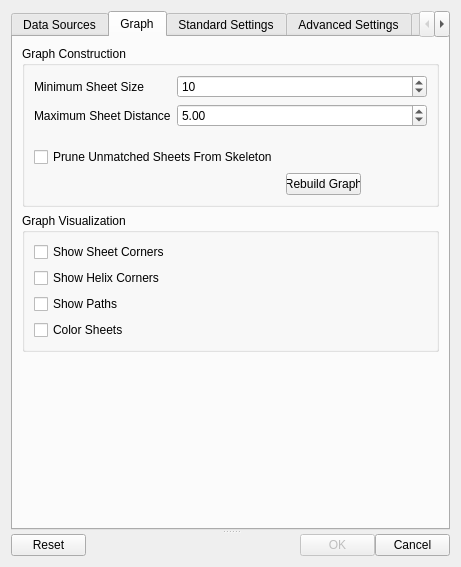
Qt form Gorgon/src_ui/ui_dialog_sse_helix_correspondence_finder.ui (GorgonCryoEM/Gorgon) before a commit.
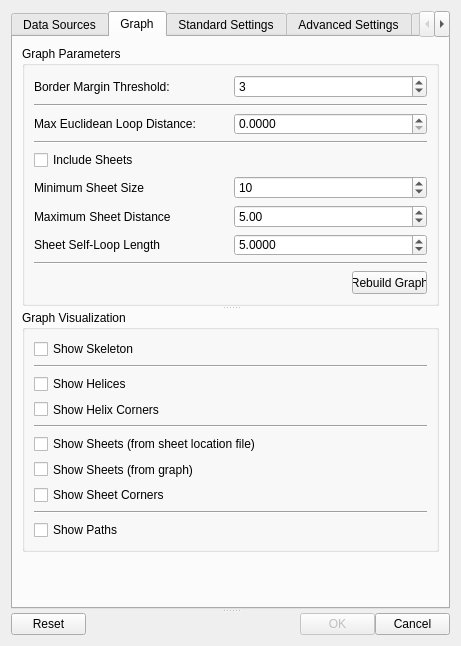
The same form after that commit. The open tabs and pages were chosen to show the change.

Commit message: Rearranging parameters for sheet matching

```diff
--- a/Gorgon/src_ui/ui_dialog_sse_helix_correspondence_finder.ui
+++ b/Gorgon/src_ui/ui_dialog_sse_helix_correspondence_finder.ui
@@ -5,8 +5,8 @@
    <rect>
     <x>0</x>
     <y>0</y>
-    <width>345</width>
-    <height>567</height>
+    <width>445</width>
+    <height>646</height>
    </rect>
   </property>
   <property name="sizePolicy" >
@@ -24,7 +24,7 @@
   <property name="maximumSize" >
    <size>
     <width>999999</width>
-    <height>567</height>
+    <height>999999</height>
    </size>
   </property>
   <property name="windowTitle" >
@@ -73,11 +73,6 @@
        </attribute>
        <layout class="QVBoxLayout" name="verticalLayout" >
         <item>
-         <widget class="QSplitter" name="splitter_3" >
-          <property name="orientation" >
-           <enum>Qt::Vertical</enum>
-          </property>
-          <widget class="QWidget" name="layoutWidget" >
            <layout class="QGridLayout" name="gridLayout" >
             <property name="sizeConstraint" >
              <enum>QLayout::SetNoConstraint</enum>
@@ -230,8 +225,6 @@
              </widget>
             </item>
            </layout>
-          </widget>
-         </widget>
         </item>
         <item>
          <spacer name="verticalSpacer_2" >
@@ -252,10 +245,12 @@
        <attribute name="title" >
         <string>Graph</string>
        </attribute>
-       <layout class="QVBoxLayout" name="verticalLayout_6" >
+       <layout class="QVBoxLayout" name="verticalLayout_2" >
         <item>
-         <layout class="QVBoxLayout" name="verticalLayout_5" >
-          <item>
+         <widget class="QSplitter" name="splitter_9" >
+          <property name="orientation" >
+           <enum>Qt::Vertical</enum>
+          </property>
            <widget class="QGroupBox" name="groupBox_3" >
             <property name="sizePolicy" >
              <sizepolicy vsizetype="Preferred" hsizetype="Preferred" >
@@ -276,12 +271,87 @@
              </size>
             </property>
             <property name="title" >
-             <string>Graph Construction</string>
-            </property>
-            <layout class="QGridLayout" name="gridLayout_5" >
+            <string>Graph Parameters</string>
+           </property>
+           <layout class="QGridLayout" name="gridLayout_4" >
              <item row="0" column="0" >
-              <layout class="QFormLayout" name="formLayout" >
+             <layout class="QGridLayout" name="gridLayout_3" >
                <item row="0" column="0" >
+               <widget class="QLabel" name="label_14" >
+                <property name="text" >
+                 <string>Border Margin Threshold:</string>
+                </property>
+               </widget>
+              </item>
+              <item row="0" column="1" >
+               <widget class="QSpinBox" name="spinBoxBorderMarginThreshold" >
+                <property name="sizePolicy" >
+                 <sizepolicy vsizetype="Fixed" hsizetype="Preferred" >
+                  <horstretch>0</horstretch>
+                  <verstretch>0</verstretch>
+                 </sizepolicy>
+                </property>
+                <property name="value" >
+                 <number>3</number>
+                </property>
+               </widget>
+              </item>
+              <item row="2" column="0" >
+               <widget class="QLabel" name="label_6" >
+                <property name="toolTip" >
+                 <string>The maximum euclidean distance between possibly connected helices even if they are not connected in the skeleton</string>
+                </property>
+                <property name="statusTip" >
+                 <string>The maximum euclidean distance between possibly connected helices even if they are not connected in the skeleton</string>
+                </property>
+                <property name="whatsThis" >
+                 <string>The maximum euclidean distance between possibly connected helices even if they are not connected in the skeleton</string>
+                </property>
+                <property name="text" >
+                 <string>Max Euclidean Loop Distance:</string>
+                </property>
+               </widget>
+              </item>
+              <item row="2" column="1" >
+               <widget class="QDoubleSpinBox" name="doubleSpinBoxEuclideanDistance" >
+                <property name="decimals" >
+                 <number>4</number>
+                </property>
+                <property name="maximum" >
+                 <double>999999999.999899983406067</double>
+                </property>
+                <property name="value" >
+                 <double>0.000000000000000</double>
+                </property>
+               </widget>
+              </item>
+              <item row="5" column="0" colspan="2" >
+               <widget class="QCheckBox" name="checkBoxPruneSkeleton" >
+                <property name="sizePolicy" >
+                 <sizepolicy vsizetype="Fixed" hsizetype="MinimumExpanding" >
+                  <horstretch>0</horstretch>
+                  <verstretch>0</verstretch>
+                 </sizepolicy>
+                </property>
+                <property name="minimumSize" >
+                 <size>
+                  <width>211</width>
+                  <height>0</height>
+                 </size>
+                </property>
+                <property name="text" >
+                 <string>Include Sheets</string>
+                </property>
+                <property name="tristate" >
+                 <bool>false</bool>
+                </property>
+               </widget>
+              </item>
+              <item row="6" column="0" >
+               <widget class="QSplitter" name="splitter_3" >
+                <property name="orientation" >
+                 <enum>Qt::Horizontal</enum>
+                </property>
                 <widget class="QLabel" name="label_15" >
                  <property name="sizePolicy" >
                   <sizepolicy vsizetype="Preferred" hsizetype="MinimumExpanding" >
@@ -291,7 +361,7 @@
                  </property>
                  <property name="minimumSize" >
                   <size>
-                   <width>101</width>
+                   <width>120</width>
                    <height>0</height>
                   </size>
                  </property>
@@ -308,8 +378,9 @@
                   <string>Minimum Sheet Size</string>
                  </property>
                 </widget>
-               </item>
-               <item row="0" column="1" >
+               </widget>
+              </item>
+              <item row="6" column="1" >
                 <widget class="QSpinBox" name="spinBoxMinSheetSize" >
                  <property name="sizePolicy" >
                   <sizepolicy vsizetype="Fixed" hsizetype="MinimumExpanding" >
@@ -331,7 +402,11 @@
                  </property>
                 </widget>
                </item>
-               <item row="1" column="0" >
+              <item row="7" column="0" >
+               <widget class="QSplitter" name="splitter_5" >
+                <property name="orientation" >
+                 <enum>Qt::Horizontal</enum>
+                </property>
                 <widget class="QLabel" name="label_16" >
                  <property name="sizePolicy" >
                   <sizepolicy vsizetype="Preferred" hsizetype="MinimumExpanding" >
@@ -341,8 +416,8 @@
                  </property>
                  <property name="minimumSize" >
                   <size>
-                   <width>119</width>
-                   <height>20</height>
+                   <width>120</width>
+                   <height>0</height>
                   </size>
                  </property>
                  <property name="toolTip" >
@@ -358,8 +433,9 @@
                   <string>Maximum Sheet Distance</string>
                  </property>
                 </widget>
-               </item>
-               <item row="1" column="1" >
+               </widget>
+              </item>
+              <item row="7" column="1" >
                 <widget class="QDoubleSpinBox" name="doubleSpinBoxMaxSheetDistance" >
                  <property name="sizePolicy" >
                   <sizepolicy vsizetype="Fixed" hsizetype="MinimumExpanding" >
@@ -390,31 +466,53 @@
                  </property>
                 </widget>
                </item>
-              </layout>
-             </item>
-             <item row="1" column="0" >
-              <widget class="QCheckBox" name="checkBoxPruneSkeleton" >
+              <item row="8" column="0" >
+               <widget class="QSplitter" name="splitter_8" >
+                <property name="orientation" >
+                 <enum>Qt::Horizontal</enum>
+                </property>
+                <widget class="QLabel" name="label_21" >
                <property name="sizePolicy" >
-                <sizepolicy vsizetype="Fixed" hsizetype="MinimumExpanding" >
+                  <sizepolicy vsizetype="Preferred" hsizetype="MinimumExpanding" >
                  <horstretch>0</horstretch>
                  <verstretch>0</verstretch>
                 </sizepolicy>
                </property>
                <property name="minimumSize" >
                 <size>
-                 <width>211</width>
+                   <width>120</width>
                  <height>0</height>
                 </size>
                </property>
                <property name="text" >
-                <string>Prune Unmatched Sheets From Skeleton</string>
-               </property>
-               <property name="tristate" >
-                <bool>false</bool>
-               </property>
-              </widget>
-             </item>
-             <item row="2" column="0" >
+                  <string>Sheet Self-Loop Length</string>
+                 </property>
+                </widget>
+               </widget>
+              </item>
+              <item row="8" column="1" >
+               <widget class="QDoubleSpinBox" name="doubleSpinBoxSheetSelfLoopLength" >
+                <property name="sizePolicy" >
+                 <sizepolicy vsizetype="Fixed" hsizetype="Preferred" >
+                  <horstretch>0</horstretch>
+                  <verstretch>0</verstretch>
+                 </sizepolicy>
+                </property>
+                <property name="text" stdset="0" >
+                 <string>5.0000</string>
+                </property>
+                <property name="decimals" >
+                 <number>4</number>
+                </property>
+                <property name="maximum" >
+                 <double>999999999.999899983406067</double>
+                </property>
+                <property name="value" >
+                 <double>5.000000000000000</double>
+                </property>
+               </widget>
+              </item>
+              <item row="10" column="0" colspan="2" >
               <layout class="QHBoxLayout" name="horizontalLayout" >
                <item>
                 <spacer name="horizontalSpacer" >
@@ -422,7 +520,7 @@
                   <enum>Qt::Horizontal</enum>
                  </property>
                  <property name="sizeType" >
-                  <enum>QSizePolicy::Preferred</enum>
+                   <enum>QSizePolicy::MinimumExpanding</enum>
                  </property>
                  <property name="sizeHint" stdset="0" >
                   <size>
@@ -438,11 +536,17 @@
                   <bool>true</bool>
                  </property>
                  <property name="sizePolicy" >
-                  <sizepolicy vsizetype="Fixed" hsizetype="Preferred" >
+                   <sizepolicy vsizetype="Fixed" hsizetype="Minimum" >
                    <horstretch>0</horstretch>
                    <verstretch>0</verstretch>
                   </sizepolicy>
                  </property>
+                  <property name="minimumSize" >
+                   <size>
+                    <width>0</width>
+                    <height>23</height>
+                   </size>
+                  </property>
                  <property name="maximumSize" >
                   <size>
                    <width>75</width>
@@ -456,10 +560,31 @@
                </item>
               </layout>
              </item>
-            </layout>
-           </widget>
-          </item>
-          <item>
+              <item row="1" column="0" colspan="2" >
+               <widget class="Line" name="line_5" >
+                <property name="orientation" >
+                 <enum>Qt::Horizontal</enum>
+                </property>
+               </widget>
+              </item>
+              <item row="4" column="0" colspan="2" >
+               <widget class="Line" name="line_4" >
+                <property name="orientation" >
+                 <enum>Qt::Horizontal</enum>
+                </property>
+               </widget>
+              </item>
+              <item row="9" column="0" colspan="2" >
+               <widget class="Line" name="line_6" >
+                <property name="orientation" >
+                 <enum>Qt::Horizontal</enum>
+                </property>
+               </widget>
+              </item>
+             </layout>
+            </item>
+           </layout>
+          </widget>
            <widget class="QGroupBox" name="groupBox_4" >
             <property name="sizePolicy" >
              <sizepolicy vsizetype="Preferred" hsizetype="Preferred" >
@@ -476,11 +601,9 @@
             <property name="title" >
              <string>Graph Visualization</string>
             </property>
-            <layout class="QHBoxLayout" name="horizontalLayout_4" >
-             <item>
-              <layout class="QVBoxLayout" name="verticalLayout_2" >
-               <item>
-                <widget class="QCheckBox" name="checkBoxShowSheetCorners" >
+           <layout class="QGridLayout" name="gridLayout_5" >
+            <item row="0" column="0" >
+             <widget class="QCheckBox" name="checkBoxShowSheetCorners_2" >
                  <property name="sizePolicy" >
                   <sizepolicy vsizetype="Fixed" hsizetype="Preferred" >
                    <horstretch>0</horstretch>
@@ -488,14 +611,37 @@
                   </sizepolicy>
                  </property>
                  <property name="text" >
-                  <string>Show Sheet Corners</string>
+               <string>Show Skeleton</string>
                  </property>
                  <property name="tristate" >
                   <bool>false</bool>
                  </property>
                 </widget>
                </item>
-               <item>
+            <item row="1" column="0" >
+             <widget class="Line" name="line" >
+              <property name="orientation" >
+               <enum>Qt::Horizontal</enum>
+              </property>
+             </widget>
+            </item>
+            <item row="2" column="0" >
+             <widget class="QCheckBox" name="checkBoxShowSheetCorners_3" >
+              <property name="sizePolicy" >
+               <sizepolicy vsizetype="Fixed" hsizetype="Preferred" >
+                <horstretch>0</horstretch>
+                <verstretch>0</verstretch>
+               </sizepolicy>
+              </property>
+              <property name="text" >
+               <string>Show Helices</string>
+              </property>
+              <property name="tristate" >
+               <bool>false</bool>
+              </property>
+             </widget>
+            </item>
+            <item row="3" column="0" >
                 <widget class="QCheckBox" name="checkBoxShowHelixCorners" >
                  <property name="sizePolicy" >
                   <sizepolicy vsizetype="Fixed" hsizetype="Preferred" >
@@ -511,7 +657,69 @@
                  </property>
                 </widget>
                </item>
-               <item>
+            <item row="4" column="0" >
+             <widget class="Line" name="line_2" >
+              <property name="orientation" >
+               <enum>Qt::Horizontal</enum>
+              </property>
+             </widget>
+            </item>
+            <item row="5" column="0" >
+             <widget class="QCheckBox" name="checkBoxShowSheetCorners_4" >
+              <property name="sizePolicy" >
+               <sizepolicy vsizetype="Fixed" hsizetype="Preferred" >
+                <horstretch>0</horstretch>
+                <verstretch>0</verstretch>
+               </sizepolicy>
+              </property>
+              <property name="text" >
+               <string>Show Sheets (from sheet location file)</string>
+              </property>
+              <property name="tristate" >
+               <bool>false</bool>
+              </property>
+             </widget>
+            </item>
+            <item row="6" column="0" >
+             <widget class="QCheckBox" name="checkBoxShowSheetColors" >
+              <property name="sizePolicy" >
+               <sizepolicy vsizetype="Fixed" hsizetype="Preferred" >
+                <horstretch>0</horstretch>
+                <verstretch>0</verstretch>
+               </sizepolicy>
+              </property>
+              <property name="text" >
+               <string>Show Sheets (from graph)</string>
+              </property>
+              <property name="tristate" >
+               <bool>false</bool>
+              </property>
+             </widget>
+            </item>
+            <item row="7" column="0" >
+             <widget class="QCheckBox" name="checkBoxShowSheetCorners" >
+              <property name="sizePolicy" >
+               <sizepolicy vsizetype="Fixed" hsizetype="Preferred" >
+                <horstretch>0</horstretch>
+                <verstretch>0</verstretch>
+               </sizepolicy>
+              </property>
+              <property name="text" >
+               <string>Show Sheet Corners</string>
+              </property>
+              <property name="tristate" >
+               <bool>false</bool>
+              </property>
+             </widget>
+            </item>
+            <item row="8" column="0" >
+             <widget class="Line" name="line_3" >
+              <property name="orientation" >
+               <enum>Qt::Horizontal</enum>
+              </property>
+             </widget>
+            </item>
+            <item row="9" column="0" >
                 <widget class="QCheckBox" name="checkBoxShowAllPaths" >
                  <property name="sizePolicy" >
                   <sizepolicy vsizetype="Fixed" hsizetype="Preferred" >
@@ -533,25 +741,8 @@
                  </property>
                 </widget>
                </item>
-               <item>
-                <widget class="QCheckBox" name="checkBoxShowSheetColors" >
-                 <property name="sizePolicy" >
-                  <sizepolicy vsizetype="Fixed" hsizetype="Preferred" >
-                   <horstretch>0</horstretch>
-                   <verstretch>0</verstretch>
-                  </sizepolicy>
-                 </property>
-                 <property name="text" >
-                  <string>Color Sheets</string>
-                 </property>
-                 <property name="tristate" >
-                  <bool>false</bool>
-                 </property>
-                </widget>
-               </item>
-              </layout>
-             </item>
-            </layout>
+           </layout>
+          </widget>
            </widget>
           </item>
           <item>
@@ -568,8 +759,6 @@
            </spacer>
           </item>
          </layout>
-        </item>
-       </layout>
       </widget>
       <widget class="QWidget" name="tabStandardSettings" >
        <attribute name="title" >
@@ -647,35 +836,6 @@
             <item>
              <layout class="QFormLayout" name="formLayout_2" >
               <item row="0" column="0" >
-               <widget class="QLabel" name="label_6" >
-                <property name="toolTip" >
-                 <string>The maximum euclidean distance between possibly connected helices even if they are not connected in the skeleton</string>
-                </property>
-                <property name="statusTip" >
-                 <string>The maximum euclidean distance between possibly connected helices even if they are not connected in the skeleton</string>
-                </property>
-                <property name="whatsThis" >
-                 <string>The maximum euclidean distance between possibly connected helices even if they are not connected in the skeleton</string>
-                </property>
-                <property name="text" >
-                 <string>Max Euclidean Loop Distance:</string>
-                </property>
-               </widget>
-              </item>
-              <item row="0" column="1" >
-               <widget class="QDoubleSpinBox" name="doubleSpinBoxEuclideanDistance" >
-                <property name="decimals" >
-                 <number>4</number>
-                </property>
-                <property name="maximum" >
-                 <double>999999999.999899983406067</double>
-                </property>
-                <property name="value" >
-                 <double>0.000000000000000</double>
-                </property>
-               </widget>
-              </item>
-              <item row="1" column="0" >
                <widget class="QCheckBox" name="checkBoxMissingHelices" >
                 <property name="text" >
                  <string>No of Missing Helices:</string>
@@ -934,26 +1094,6 @@
               </property>
              </widget>
             </item>
-            <item row="2" column="0" >
-             <widget class="QLabel" name="label_14" >
-              <property name="text" >
-               <string>Border Margin Threshold:</string>
-              </property>
-             </widget>
-            </item>
-            <item row="2" column="1" >
-             <widget class="QSpinBox" name="spinBoxBorderMarginThreshold" >
-              <property name="sizePolicy" >
-               <sizepolicy vsizetype="Fixed" hsizetype="Preferred" >
-                <horstretch>0</horstretch>
-                <verstretch>0</verstretch>
-               </sizepolicy>
-              </property>
-              <property name="value" >
-               <number>3</number>
-              </property>
-             </widget>
-            </item>
            </layout>
           </widget>
           <widget class="QGroupBox" name="groupBox_5" >
@@ -1042,35 +1182,6 @@
               </property>
              </widget>
             </item>
-            <item row="3" column="0" >
-             <widget class="QLabel" name="label_21" >
-              <property name="text" >
-               <string>Sheet self loop length</string>
-              </property>
-             </widget>
-            </item>
-            <item row="3" column="1" >
-             <widget class="QDoubleSpinBox" name="doubleSpinBoxSheetSelfLoopLength" >
-              <property name="sizePolicy" >
-               <sizepolicy vsizetype="Fixed" hsizetype="Preferred" >
-                <horstretch>0</horstretch>
-                <verstretch>0</verstretch>
-               </sizepolicy>
-              </property>
-              <property name="text" stdset="0" >
-               <string>5.0000</string>
-              </property>
-              <property name="decimals" >
-               <number>4</number>
-              </property>
-              <property name="maximum" >
-               <double>999999999.999899983406067</double>
-              </property>
-              <property name="value" >
-               <double>5.000000000000000</double>
-              </property>
-             </widget>
-            </item>
            </layout>
           </widget>
          </widget>
```
Left out of the diff: 147 changed lines with no effect on the pictures. Lines whose indentation alone changed are shown as unchanged.
